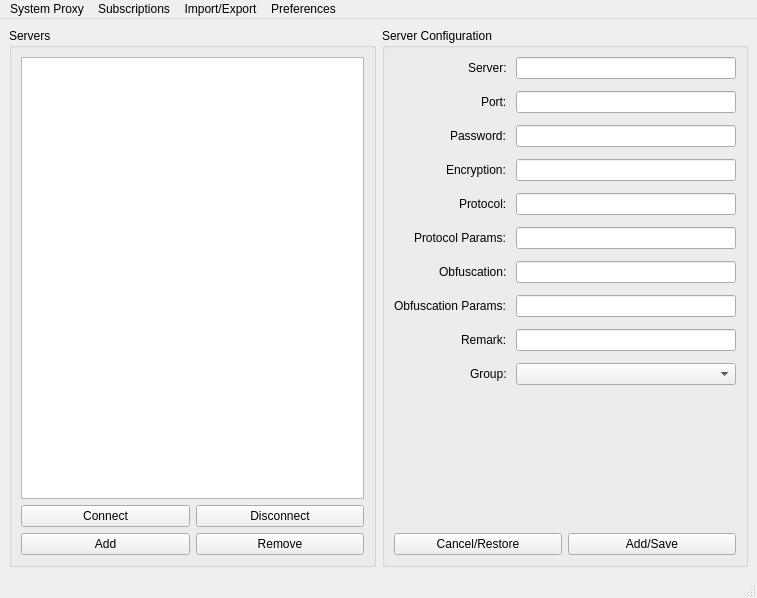
Above: ui/generated/MainWindow.ui from hachikujimayoi298/qt-ssr before the change. Below: the same form after it.
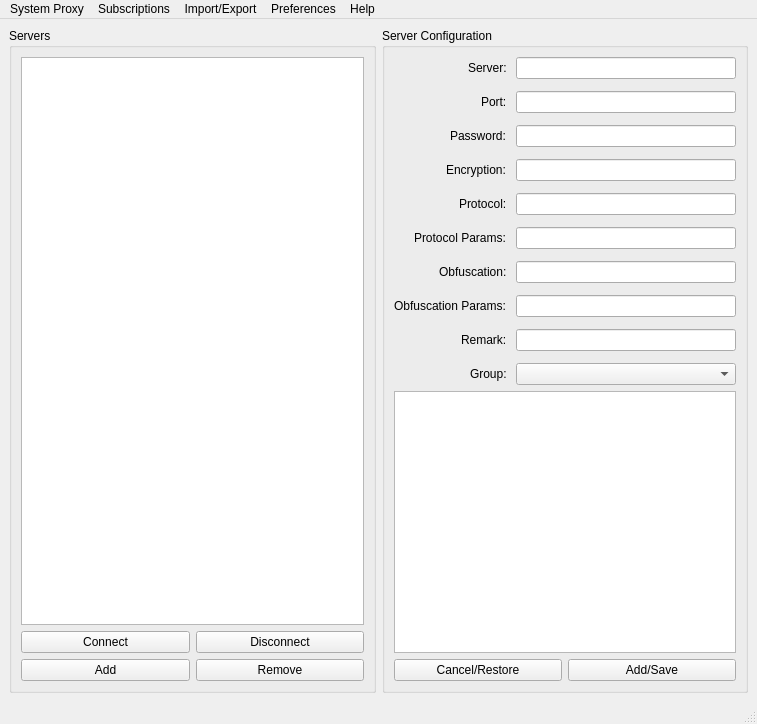
That is the form after the change.

Diff of the .ui file:
```diff
--- a/ui/generated/MainWindow.ui
+++ b/ui/generated/MainWindow.ui
@@ -7,7 +7,7 @@
     <x>0</x>
     <y>0</y>
     <width>757</width>
-    <height>598</height>
+    <height>724</height>
    </rect>
   </property>
   <property name="windowTitle">
@@ -195,17 +195,11 @@
         </layout>
        </item>
        <item>
-        <spacer name="verticalSpacer">
-         <property name="orientation">
-          <enum>Qt::Vertical</enum>
+        <widget class="QTextEdit" name="logTextEdit">
+         <property name="readOnly">
+          <bool>true</bool>
          </property>
-         <property name="sizeHint" stdset="0">
-          <size>
-           <width>20</width>
-           <height>40</height>
-          </size>
-         </property>
-        </spacer>
+        </widget>
        </item>
        <item>
         <layout class="QHBoxLayout" name="horizontalLayout_3">
@@ -273,10 +267,17 @@
     <addaction name="actionInitialize_Reset"/>
     <addaction name="actionSetting"/>
    </widget>
+   <widget class="QMenu" name="menuHelp">
+    <property name="title">
+     <string>Help</string>
+    </property>
+    <addaction name="actionDebug_Terminal"/>
+   </widget>
    <addaction name="menuSystem_Proxy"/>
    <addaction name="menuPreferences"/>
    <addaction name="menuPreferences_2"/>
    <addaction name="menuPreferences_3"/>
+   <addaction name="menuHelp"/>
   </widget>
   <widget class="QStatusBar" name="statusbar"/>
   <action name="actionEnable_Global_Proxy">
```
Left out of the diff: 8 changed lines with no effect on the pictures.
